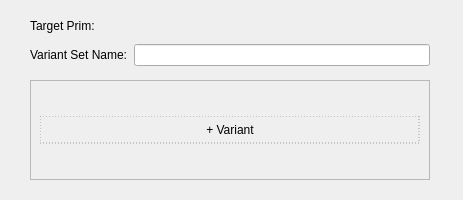
Old version of the form src/gui.ui in the repository nMDaas/USD_Switchboard.
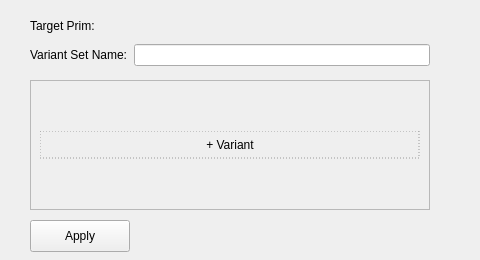
New version of the form.

Commit message: adjusted spacing in UI

```diff
--- a/src/gui.ui
+++ b/src/gui.ui
@@ -7,8 +7,8 @@
             <rect>
                 <x>0</x>
                 <y>0</y>
-                <width>463</width>
-                <height>200</height>
+                <width>480</width>
+                <height>260</height>
             </rect>
         </property>
 
@@ -55,7 +55,7 @@
                     <x>30</x>
                     <y>80</y>
                     <width>400</width>
-                    <height>100</height> </rect>
+                    <height>130</height> </rect>
             </property>
             <property name="widgetResizable">
                 <bool>true</bool> </property>
@@ -91,7 +91,7 @@
             <property name="geometry">
                 <rect>
                     <x>30</x>
-                    <y>210</y>
+                    <y>220</y>
                     <width>100</width>
                     <height>32</height>
                 </rect>
```
